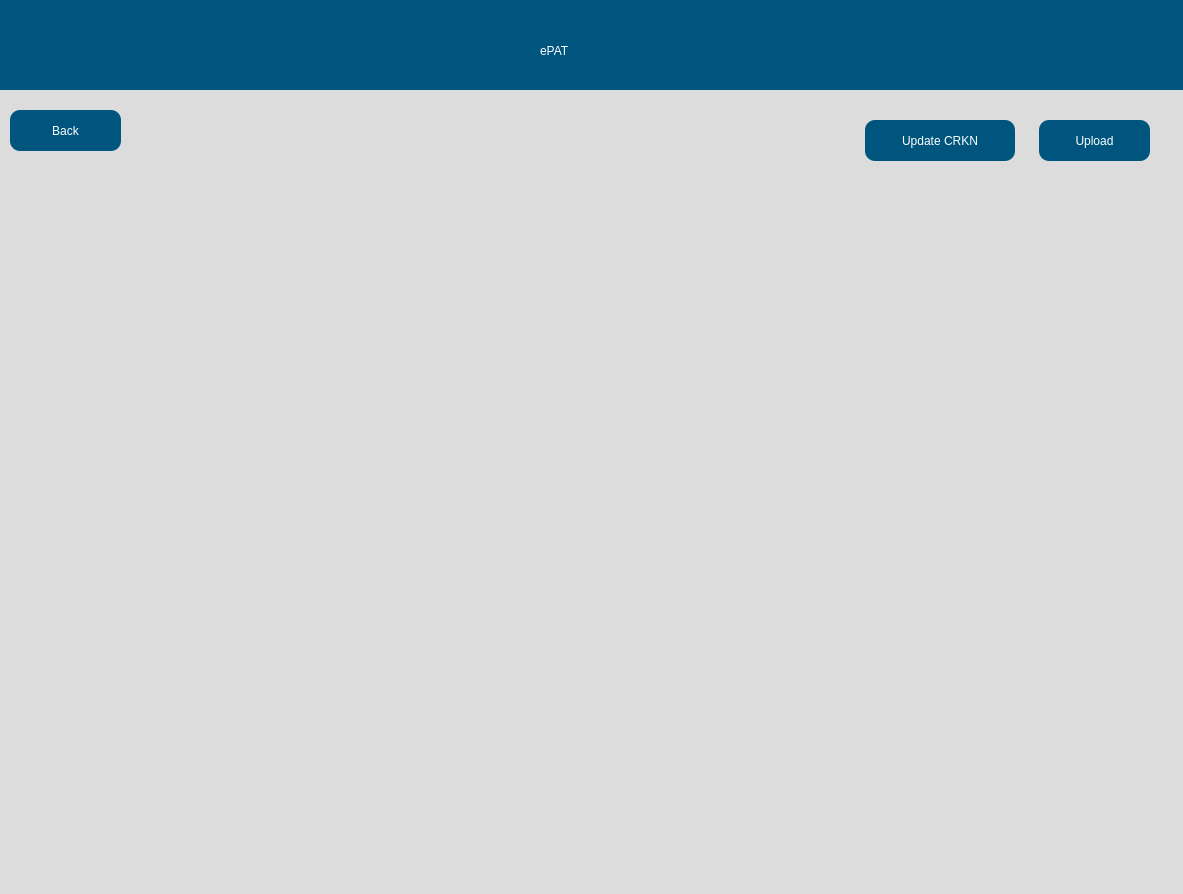
Old version of the form src/user_interface/english_settingsPage.ui in the repository eppenney/eBook-Perpetual-Access-Rights-Tracker.
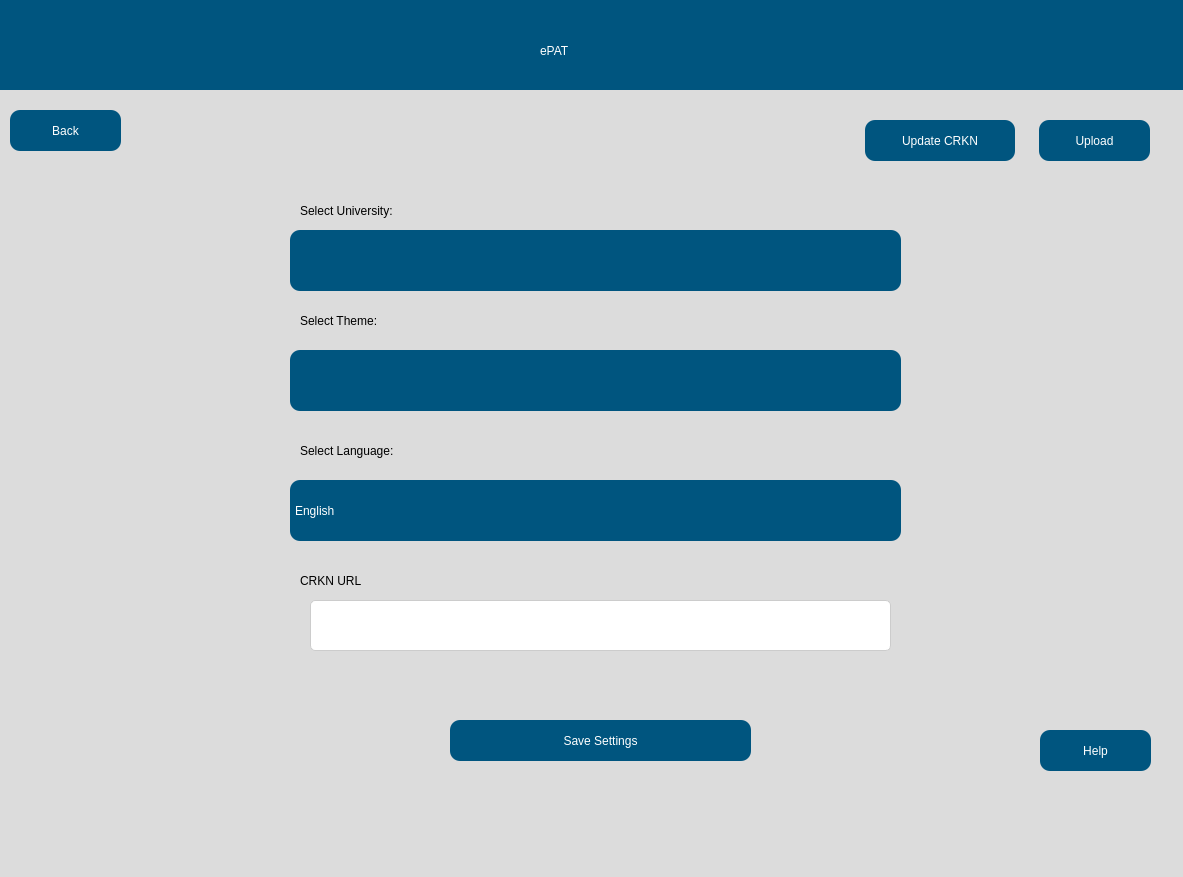
New version of the form. Icons and pictures are not drawn.

The edit to the form file:
```diff
--- a/src/user_interface/english_settingsPage.ui
+++ b/src/user_interface/english_settingsPage.ui
@@ -7,7 +7,7 @@
     <x>0</x>
     <y>0</y>
     <width>1183</width>
-    <height>894</height>
+    <height>877</height>
    </rect>
   </property>
   <property name="windowTitle">
@@ -153,6 +153,315 @@
      <string>Update CRKN</string>
     </property>
    </widget>
+   <widget class="QLabel" name="UniversityLabel_5">
+    <property name="geometry">
+     <rect>
+      <x>310</x>
+      <y>190</y>
+      <width>151</width>
+      <height>41</height>
+     </rect>
+    </property>
+    <property name="styleSheet">
+     <string notr="true">font: 75 14pt &quot;Arial&quot;;
+color: rgb(0, 0, 0);</string>
+    </property>
+    <property name="text">
+     <string>Select University:</string>
+    </property>
+   </widget>
+   <widget class="QComboBox" name="instituteSelection">
+    <property name="geometry">
+     <rect>
+      <x>300</x>
+      <y>230</y>
+      <width>611</width>
+      <height>61</height>
+     </rect>
+    </property>
+    <property name="styleSheet">
+     <string notr="true">/* Styling for the QComboBox */
+QComboBox {
+    font: 75 16pt &quot;Arial&quot;;
+    background-color: rgb(0, 85, 127);
+    border-radius: 10px;
+    color: rgb(255, 255, 255);
+}
+
+/* Styling for the QComboBox when hovered */
+QComboBox:hover {
+    background-color: rgb(0, 75, 117); /* Slightly darker color when hovered */
+}
+
+/* Styling for the QComboBox when the dropdown is activated */
+QComboBox::drop-down {
+    subcontrol-origin: padding;
+    subcontrol-position: right center;
+    width: 15px;
+    border-left-width: 0px;
+    border-left-color: darkgray;
+    border-left-style: solid; /* just a single line */
+    border-top-right-radius: 10px; /* same radius as the QComboBox */
+    border-bottom-right-radius: 10px; /* same radius as the QComboBox */
+}
+
+/* Styling for the QComboBox when the dropdown button is pressed */
+QComboBox::down-arrow {
+                image: url(resources/dropdown_icon.png);
+                width: 21px;
+                height: 15px;
+                padding-right: 15px;
+            }</string>
+    </property>
+   </widget>
+   <widget class="QLabel" name="UniversityLabel_6">
+    <property name="geometry">
+     <rect>
+      <x>310</x>
+      <y>300</y>
+      <width>151</width>
+      <height>41</height>
+     </rect>
+    </property>
+    <property name="styleSheet">
+     <string notr="true">font: 75 14pt &quot;Arial&quot;;
+color: rgb(0, 0, 0);</string>
+    </property>
+    <property name="text">
+     <string>Select Theme:</string>
+    </property>
+   </widget>
+   <widget class="QComboBox" name="comboBox_8">
+    <property name="geometry">
+     <rect>
+      <x>300</x>
+      <y>350</y>
+      <width>611</width>
+      <height>61</height>
+     </rect>
+    </property>
+    <property name="styleSheet">
+     <string notr="true">/* Styling for the QComboBox */
+QComboBox {
+    font: 75 16pt &quot;Arial&quot;;
+    background-color: rgb(0, 85, 127);
+    border-radius: 10px;
+    color: rgb(255, 255, 255);
+}
+
+/* Styling for the QComboBox when hovered */
+QComboBox:hover {
+    background-color: rgb(0, 75, 117); /* Slightly darker color when hovered */
+}
+
+/* Styling for the QComboBox when the dropdown is activated */
+QComboBox::drop-down {
+    subcontrol-origin: padding;
+    subcontrol-position: right center;
+    width: 15px;
+    border-left-width: 0px;
+    border-left-color: darkgray;
+    border-left-style: solid; /* just a single line */
+    border-top-right-radius: 10px; /* same radius as the QComboBox */
+    border-bottom-right-radius: 10px; /* same radius as the QComboBox */
+}
+
+/* Styling for the QComboBox when the dropdown button is pressed */
+QComboBox::down-arrow {
+                image: url(resources/dropdown_icon.png);
+                width: 21px;
+                height: 15px;
+                padding-right: 15px;
+            }</string>
+    </property>
+   </widget>
+   <widget class="QLabel" name="UniversityLabel_7">
+    <property name="geometry">
+     <rect>
+      <x>310</x>
+      <y>430</y>
+      <width>151</width>
+      <height>41</height>
+     </rect>
+    </property>
+    <property name="styleSheet">
+     <string notr="true">font: 75 14pt &quot;Arial&quot;;
+color: rgb(0, 0, 0);</string>
+    </property>
+    <property name="text">
+     <string>Select Language:</string>
+    </property>
+   </widget>
+   <widget class="QComboBox" name="languageSetting">
+    <property name="geometry">
+     <rect>
+      <x>300</x>
+      <y>480</y>
+      <width>611</width>
+      <height>61</height>
+     </rect>
+    </property>
+    <property name="styleSheet">
+     <string notr="true">/* Styling for the QComboBox */
+QComboBox {
+    font: 75 16pt &quot;Arial&quot;;
+    background-color: rgb(0, 85, 127);
+    border-radius: 10px;
+    color: rgb(255, 255, 255);
+}
+
+/* Styling for the QComboBox when hovered */
+QComboBox:hover {
+    background-color: rgb(0, 75, 117); /* Slightly darker color when hovered */
+}
+
+/* Styling for the QComboBox when the dropdown is activated */
+QComboBox::drop-down {
+    subcontrol-origin: padding;
+    subcontrol-position: right center;
+    width: 15px;
+    border-left-width: 0px;
+    border-left-color: darkgray;
+    border-left-style: solid; /* just a single line */
+    border-top-right-radius: 10px; /* same radius as the QComboBox */
+    border-bottom-right-radius: 10px; /* same radius as the QComboBox */
+}
+
+/* Styling for the QComboBox when the dropdown button is pressed */
+QComboBox::down-arrow {
+                image: url(resources/dropdown_icon.png);
+                width: 21px;
+                height: 15px;
+                padding-right: 15px;
+            }</string>
+    </property>
+    <item>
+     <property name="text">
+      <string>English</string>
+     </property>
+    </item>
+    <item>
+     <property name="text">
+      <string>French</string>
+     </property>
+    </item>
+   </widget>
+   <widget class="QLabel" name="UniversityLabel_8">
+    <property name="geometry">
+     <rect>
+      <x>310</x>
+      <y>560</y>
+      <width>151</width>
+      <height>41</height>
+     </rect>
+    </property>
+    <property name="styleSheet">
+     <string notr="true">font: 75 14pt &quot;Arial&quot;;
+color: rgb(0, 0, 0);</string>
+    </property>
+    <property name="text">
+     <string>CRKN URL</string>
+    </property>
+   </widget>
+   <widget class="QPushButton" name="saveSettings">
+    <property name="geometry">
+     <rect>
+      <x>460</x>
+      <y>720</y>
+      <width>301</width>
+      <height>41</height>
+     </rect>
+    </property>
+    <property name="styleSheet">
+     <string notr="true">
+            QPushButton {
+                font: 75 16pt &quot;Arial&quot;;
+                background-color: rgb(0, 85, 127);
+                border-radius: 10px;
+                color: rgb(255, 255, 255);
+            }
+
+            QPushButton:hover {
+                background-color: rgb(0, 75, 117); /* Slightly darker color when hovered */
+            }
+
+            QPushButton:pressed {
+                background-color: rgb(0, 65, 107); /* Even darker color when clicked */
+            }
+            QPushButton:disabled {
+                background-color: rgb(180, 180, 180); /* Grey color for disabled state */
+                color: rgb(120, 120, 120); /* Darker text color for disabled state */
+            }
+        </string>
+    </property>
+    <property name="text">
+     <string>Save Settings</string>
+    </property>
+   </widget>
+   <widget class="QPushButton" name="helpButton">
+    <property name="geometry">
+     <rect>
+      <x>1050</x>
+      <y>730</y>
+      <width>111</width>
+      <height>41</height>
+     </rect>
+    </property>
+    <property name="styleSheet">
+     <string notr="true">
+            QPushButton {
+                font: 75 16pt &quot;Arial&quot;;
+                background-color: rgb(0, 85, 127);
+                border-radius: 10px;
+                color: rgb(255, 255, 255);
+            }
+
+            QPushButton:hover {
+                background-color: rgb(0, 75, 117); /* Slightly darker color when hovered */
+            }
+
+            QPushButton:pressed {
+                background-color: rgb(0, 65, 107); /* Even darker color when clicked */
+            }
+        </string>
+    </property>
+    <property name="text">
+     <string>Help</string>
+    </property>
+   </widget>
+   <widget class="QTextEdit" name="crknURL">
+    <property name="geometry">
+     <rect>
+      <x>320</x>
+      <y>600</y>
+      <width>581</width>
+      <height>51</height>
+     </rect>
+    </property>
+    <property name="styleSheet">
+     <string notr="true">/* Styling for QTextEdit */
+QTextEdit {
+    font-family: Arial, sans-serif;
+    font-size: 14px;
+    color: #333; /* Text color */
+    background-color: #fff; /* Background color */
+    border: 1px solid #ccc; /* Border color */
+    border-radius: 5px; /* Border radius */
+    padding: 8px; /* Padding inside the QTextEdit */
+}
+
+/* Styling for QTextEdit when it's focused */
+QTextEdit:focus {
+    border: 1px solid #4d90fe; /* Focused border color */
+    outline: none; /* Remove default focus outline */
+}
+
+/* Styling for QTextEdit when hovered */
+QTextEdit:hover {
+    border: 1px solid #999; /* Border color on hover */
+}</string>
+    </property>
+   </widget>
   </widget>
  </widget>
  
```
Left out of the diff: 9 changed lines with no effect on the pictures.
